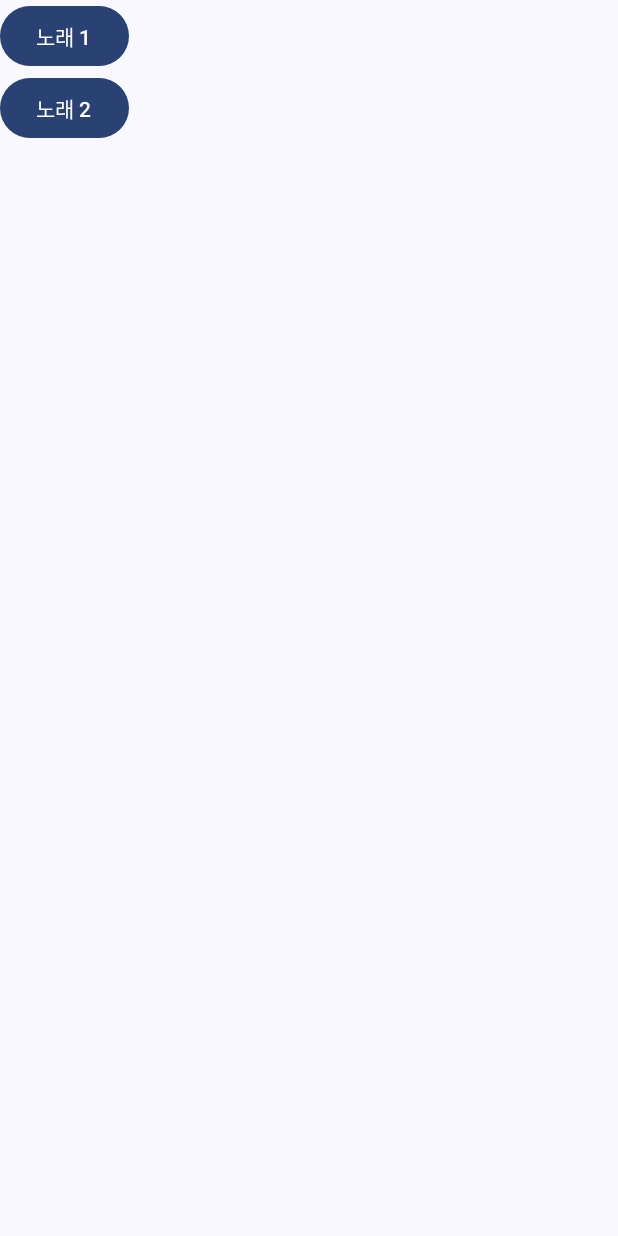
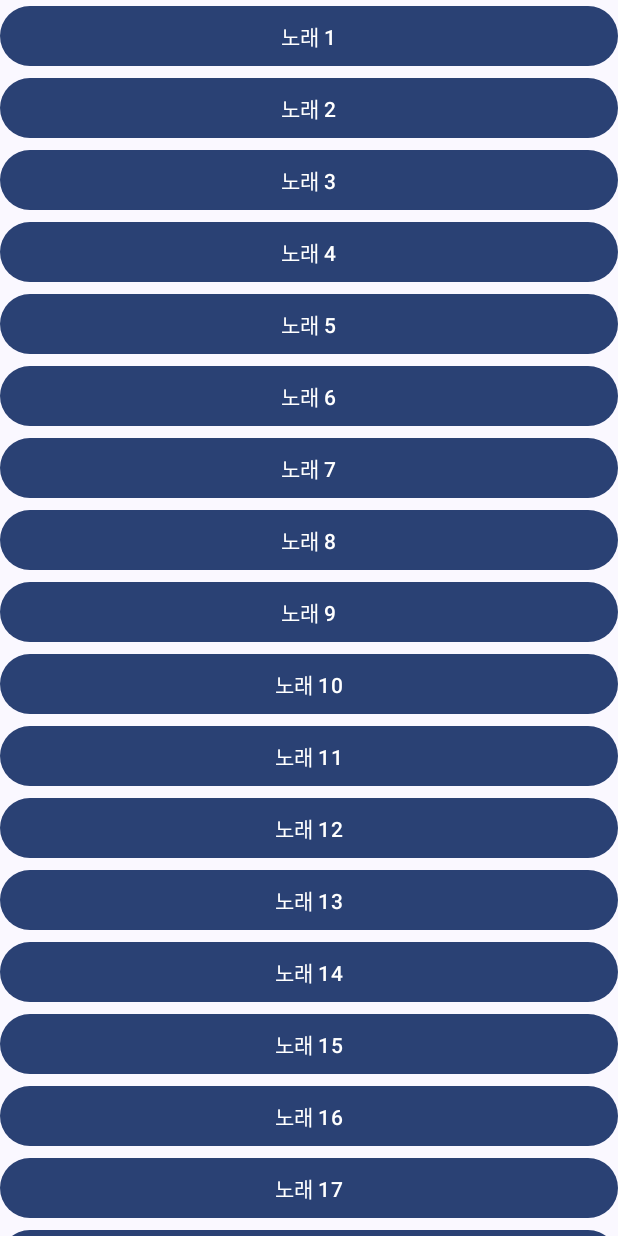
Before and after one commit to ZeppIine/S23W14DetailScreen, an Android app built with Jetpack Compose: the screen it shows after launch (MainActivity), on a phone screen of 412 x 824 dp. Run offline under Robolectric (Android 15) with nearby library versions, the phone set to English and light mode, and no system bars.

```diff
--- a/app/src/main/java/kr/ac/kumoh/ce/s20180147/s23w14detailscreen/SongScreen.kt
+++ b/app/src/main/java/kr/ac/kumoh/ce/s20180147/s23w14detailscreen/SongScreen.kt
@@ -1,9 +1,12 @@
 package kr.ac.kumoh.ce.s20180147.s23w14detailscreen
 
 import androidx.compose.foundation.layout.Column
+import androidx.compose.foundation.layout.fillMaxWidth
+import androidx.compose.foundation.lazy.LazyColumn
 import androidx.compose.material3.Button
 import androidx.compose.material3.Text
 import androidx.compose.runtime.Composable
+import androidx.compose.ui.Modifier
 import androidx.navigation.NavController
 import androidx.navigation.NavType
 import androidx.navigation.compose.NavHost
@@ -28,33 +31,39 @@ fun SongApp(){
             SongList(navController)
         }
         composable(
-            route = "${SongScreen.Detail.name}/{songId}",
+            route = "${SongScreen.Detail.name}/{songId},{songGenre}",
             arguments = listOf(
-                navArgument("songId"){ type = NavType.StringType }
+                navArgument("songId"){ type = NavType.StringType },
+                navArgument("songGenre"){ type = NavType.StringType }
             )
         ){
-            SongDetail(it.arguments?.getString("songId"))
+            SongDetail(
+                it.arguments?.getString("songId"),
+                it.arguments?.getString("songGenre")
+            )
         }
     }
 }
 
 @Composable
-fun SongDetail(songId: String?) {
-    Text("$songId 내용")
+fun SongDetail(songId: String?, songGenre: String?) {
+    Column {
+        Text("노래 내용: $songId")
+        Text("노래 장르: $songGenre")
+    }
 }
 
 @Composable
 fun SongList(navController: NavController) {
-    Column {
-        Button(onClick = {
-            navController.navigate("${SongScreen.Detail.name}/노래1")
-        }) {
-            Text("노래 1")
-        }
-        Button(onClick = {
-            navController.navigate("${SongScreen.Detail.name}/노래2")
-        }) {
-            Text("노래 2")
+    LazyColumn {
+        items(50){
+            Button(
+                modifier = Modifier.fillMaxWidth(),
+                onClick = {
+                navController.navigate("${SongScreen.Detail.name}/${it+1},해피코어")
+            }) {
+                Text("노래 ${it+1}")
+            }
         }
     }
 }
```
